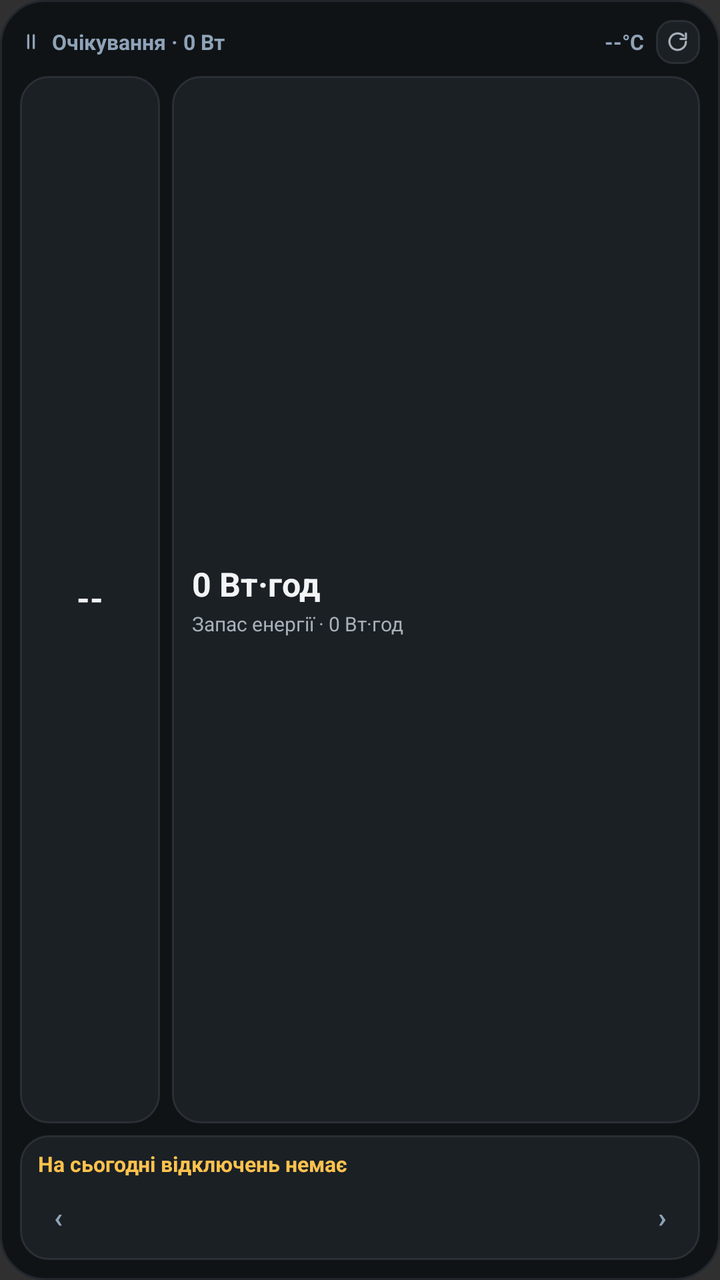
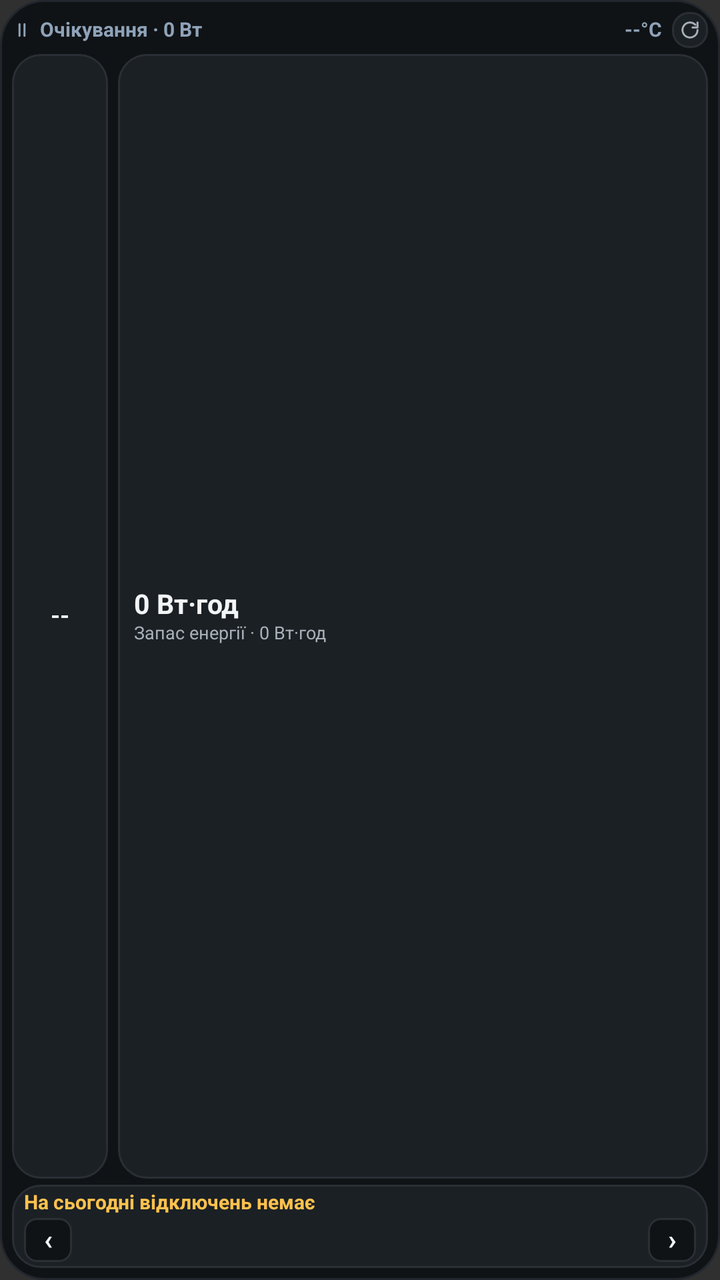

The first picture is an Android layout as it rendered before a commit; the second is the same layout after the commit. The layout source and the unified diff follow.
<!-- AndroidManifest.xml: application theme Theme.AppCompat.NoActionBar -->
<!-- res/layout/widget_marstek_medium.xml -->
<?xml version="1.0" encoding="utf-8"?>
<LinearLayout xmlns:android="http://schemas.android.com/apk/res/android"
    android:id="@+id/widgetRoot"
    android:layout_width="match_parent"
    android:layout_height="match_parent"
    android:background="@drawable/widget_bg"
    android:orientation="vertical"
    android:padding="10dp">

    
    <LinearLayout
        android:layout_width="match_parent"
        android:layout_height="wrap_content"
        android:gravity="center_vertical"
        android:orientation="horizontal">

        <ImageView
            android:id="@+id/medModeIcon"
            android:layout_width="11dp"
            android:layout_height="11dp"
            android:contentDescription="@null"
            android:src="@drawable/ic_mode_idle" />

        <TextView
            android:id="@+id/medHeaderLeftText"
            android:layout_width="0dp"
            android:layout_height="wrap_content"
            android:layout_marginStart="5dp"
            android:layout_weight="1"
            android:ellipsize="end"
            android:fontFeatureSettings="tnum"
            android:maxLines="1"
            android:text="Очікування · 0 Вт"
            android:textColor="#8FA3B8"
            android:textSize="10.5sp"
            android:textStyle="bold" />

        <TextView
            android:id="@+id/medTempText"
            android:layout_width="wrap_content"
            android:layout_height="wrap_content"
            android:fontFeatureSettings="tnum"
            android:maxLines="1"
            android:text="--°C"
            android:textColor="#8FA3B8"
            android:textSize="10.5sp"
            android:textStyle="bold" />

        <FrameLayout
            android:id="@+id/medRefreshBtn"
            android:layout_width="22dp"
            android:layout_height="22dp"
            android:layout_marginStart="6dp"
            android:background="@drawable/refresh_btn_bg">

            <ImageView
                android:layout_width="11dp"
                android:layout_height="11dp"
                android:layout_gravity="center"
                android:contentDescription="@string/app_name"
                android:src="@drawable/ic_refresh" />
        </FrameLayout>
    </LinearLayout>

    
    <LinearLayout
        android:layout_width="match_parent"
        android:layout_height="0dp"
        android:layout_marginTop="6dp"
        android:layout_weight="1"
        android:orientation="horizontal">

        <FrameLayout
            android:id="@+id/medGaugeContainer"
            android:layout_width="70dp"
            android:layout_height="match_parent"
            android:background="@drawable/widget_card_bg"
            android:padding="7dp">

            <FrameLayout
                android:layout_width="54dp"
                android:layout_height="54dp"
                android:layout_gravity="center">

                <ImageView
                    android:id="@+id/medGaugeImage"
                    android:layout_width="match_parent"
                    android:layout_height="match_parent"
                    android:contentDescription="@null"
                    android:scaleType="fitCenter" />

                <TextView
                    android:id="@+id/medSocText"
                    android:layout_width="match_parent"
                    android:layout_height="match_parent"
                    android:fontFeatureSettings="tnum"
                    android:gravity="center"
                    android:includeFontPadding="false"
                    android:text="--"
                    android:textColor="#F2F4F5"
                    android:textSize="16.5sp"
                    android:textStyle="bold" />
            </FrameLayout>
        </FrameLayout>

        <LinearLayout
            android:id="@+id/medInfoContainer"
            android:layout_width="0dp"
            android:layout_height="match_parent"
            android:layout_marginStart="6dp"
            android:layout_weight="1"
            android:background="@drawable/widget_card_bg"
            android:gravity="center_vertical"
            android:orientation="vertical"
            android:paddingStart="10dp"
            android:paddingTop="6dp"
            android:paddingEnd="10dp"
            android:paddingBottom="6dp">

            <TextView
                android:id="@+id/medPrimaryDuration"
                android:layout_width="match_parent"
                android:layout_height="wrap_content"
                android:ellipsize="end"
                android:fontFeatureSettings="tnum"
                android:maxLines="1"
                android:text="0 Вт·год"
                android:textColor="#F2F4F5"
                android:textSize="16.5sp"
                android:textStyle="bold" />

            <TextView
                android:id="@+id/medSecondaryMeta"
                android:layout_width="match_parent"
                android:layout_height="wrap_content"
                android:layout_marginTop="2dp"
                android:ellipsize="end"
                android:fontFeatureSettings="tnum"
                android:maxLines="1"
                android:text="Запас енергії · 0 Вт·год"
                android:textColor="#A8B0B8"
                android:textSize="10sp" />
        </LinearLayout>
    </LinearLayout>

    
    <LinearLayout
        android:layout_width="match_parent"
        android:layout_height="wrap_content"
        android:layout_marginTop="6dp"
        android:background="@drawable/widget_card_bg"
        android:orientation="vertical"
        android:paddingStart="9dp"
        android:paddingTop="7dp"
        android:paddingEnd="9dp"
        android:paddingBottom="7dp">

        <LinearLayout
            android:layout_width="match_parent"
            android:layout_height="wrap_content"
            android:gravity="center_vertical"
            android:orientation="horizontal">

            <TextView
                android:id="@+id/medOutageHeadline"
                android:layout_width="0dp"
                android:layout_height="wrap_content"
                android:layout_weight="1"
                android:ellipsize="end"
                android:fontFeatureSettings="tnum"
                android:maxLines="1"
                android:text="На сьогодні відключень немає"
                android:textColor="#FFC24D"
                android:textSize="10.5sp"
                android:textStyle="bold" />

            <TextView
                android:id="@+id/medDayToggleBtn"
                android:layout_width="wrap_content"
                android:layout_height="wrap_content"
                android:layout_marginStart="6dp"
                android:background="@drawable/pill_day_inactive"
                android:paddingStart="7dp"
                android:paddingTop="2dp"
                android:paddingEnd="7dp"
                android:paddingBottom="2dp"
                android:text="Завтра ▸"
                android:textColor="#A8B0B8"
                android:textSize="9.5sp"
                android:textStyle="bold"
                android:visibility="gone" />

            <TextView
                android:id="@+id/medOutageRangeText"
                android:layout_width="wrap_content"
                android:layout_height="wrap_content"
                android:layout_marginStart="6dp"
                android:fontFeatureSettings="tnum"
                android:maxLines="1"
                android:text=""
                android:textColor="#A8B0B8"
                android:textSize="10sp"
                android:visibility="gone" />
        </LinearLayout>

        <LinearLayout
            android:layout_width="match_parent"
            android:layout_height="wrap_content"
            android:layout_marginTop="5dp"
            android:gravity="center_vertical"
            android:orientation="horizontal">

            <TextView
                android:id="@+id/medPrevWindowBtn"
                android:layout_width="20dp"
                android:layout_height="28dp"
                android:gravity="center"
                android:text="‹"
                android:textColor="#8FA3B8"
                android:textSize="14sp"
                android:textStyle="bold" />

            <ImageView
                android:id="@+id/medOutageBarImage"
                android:layout_width="0dp"
                android:layout_height="29dp"
                android:layout_weight="1"
                android:contentDescription="@null"
                android:scaleType="fitXY" />

            <TextView
                android:id="@+id/medNextWindowBtn"
                android:layout_width="20dp"
                android:layout_height="28dp"
                android:gravity="center"
                android:text="›"
                android:textColor="#8FA3B8"
                android:textSize="14sp"
                android:textStyle="bold" />
        </LinearLayout>
    </LinearLayout>

</LinearLayout>
<!-- resources referenced by this layout -->
<resources>
  <!-- drawable ic_mode_idle (drawable) -->
  <?xml version="1.0" encoding="utf-8"?>
  <vector xmlns:android="http://schemas.android.com/apk/res/android"
      android:width="14dp"
      android:height="14dp"
      android:viewportWidth="24"
      android:viewportHeight="24">
      <path
          android:fillColor="#00000000"
          android:pathData="M9,5v14M15,5v14"
          android:strokeColor="#8FA3B8"
          android:strokeLineCap="round"
          android:strokeLineJoin="round"
          android:strokeWidth="2.4" />
  </vector>
  <!-- drawable ic_refresh (drawable) -->
  <?xml version="1.0" encoding="utf-8"?>
  <vector xmlns:android="http://schemas.android.com/apk/res/android"
      android:width="16dp"
      android:height="16dp"
      android:viewportWidth="24"
      android:viewportHeight="24">
      <path
          android:fillColor="#00000000"
          android:pathData="M21,12a9,9 0,1 1,-2.64 -6.36"
          android:strokeColor="#A8B0B8"
          android:strokeLineCap="round"
          android:strokeLineJoin="round"
          android:strokeWidth="2.3" />
      <path
          android:fillColor="#00000000"
          android:pathData="M21,3v6h-6"
          android:strokeColor="#A8B0B8"
          android:strokeLineCap="round"
          android:strokeLineJoin="round"
          android:strokeWidth="2.3" />
  </vector>
  <!-- drawable pill_day_inactive (drawable) -->
  <?xml version="1.0" encoding="utf-8"?>
  <shape xmlns:android="http://schemas.android.com/apk/res/android"
      android:shape="rectangle">
      <solid android:color="#101316" />
      <corners android:radius="6dp" />
      <stroke
          android:width="1dp"
          android:color="#2A2F35" />
  </shape>
  <!-- drawable refresh_btn_bg (drawable) -->
  <?xml version="1.0" encoding="utf-8"?>
  <shape xmlns:android="http://schemas.android.com/apk/res/android"
      android:shape="rectangle">
      <solid android:color="#1B2025" />
      <corners android:radius="8dp" />
      <stroke
          android:width="1dp"
          android:color="#2A2F35" />
  </shape>
  <!-- drawable widget_bg (drawable) -->
  <?xml version="1.0" encoding="utf-8"?>
  <shape xmlns:android="http://schemas.android.com/apk/res/android"
      android:shape="rectangle">
      <solid android:color="#101316" />
      <corners android:radius="22dp" />
      <stroke
          android:width="1dp"
          android:color="#22272E" />
  </shape>
  <!-- drawable widget_card_bg (drawable) -->
  <?xml version="1.0" encoding="utf-8"?>
  <shape xmlns:android="http://schemas.android.com/apk/res/android"
      android:shape="rectangle">
      <solid android:color="#1B2025" />
      <corners android:radius="14dp" />
      <stroke
          android:width="1dp"
          android:color="#2A2F35" />
  </shape>
  <string name="app_name">Marstek Venus Widget</string>
</resources>

<!-- the commit's change to res/layout/widget_marstek_medium.xml (unified diff, before → after) -->
@@ -5,7 +5,7 @@
     android:layout_height="match_parent"
     android:background="@drawable/widget_bg"
     android:orientation="vertical"
-    android:padding="10dp">
+    android:padding="6dp">
 
     
     <LinearLayout
@@ -16,8 +16,8 @@
 
         <ImageView
             android:id="@+id/medModeIcon"
-            android:layout_width="11dp"
-            android:layout_height="11dp"
+            android:layout_width="10dp"
+            android:layout_height="10dp"
             android:contentDescription="@null"
             android:src="@drawable/ic_mode_idle" />
 
@@ -25,14 +25,15 @@
             android:id="@+id/medHeaderLeftText"
             android:layout_width="0dp"
             android:layout_height="wrap_content"
-            android:layout_marginStart="5dp"
+            android:layout_marginStart="4dp"
             android:layout_weight="1"
             android:ellipsize="end"
             android:fontFeatureSettings="tnum"
+            android:includeFontPadding="false"
             android:maxLines="1"
             android:text="Очікування · 0 Вт"
             android:textColor="#8FA3B8"
-            android:textSize="10.5sp"
+            android:textSize="10sp"
             android:textStyle="bold" />
 
         <TextView
@@ -40,22 +41,23 @@
             android:layout_width="wrap_content"
             android:layout_height="wrap_content"
             android:fontFeatureSettings="tnum"
+            android:includeFontPadding="false"
             android:maxLines="1"
             android:text="--°C"
             android:textColor="#8FA3B8"
-            android:textSize="10.5sp"
+            android:textSize="10sp"
             android:textStyle="bold" />
 
         <FrameLayout
             android:id="@+id/medRefreshBtn"
-            android:layout_width="22dp"
-            android:layout_height="22dp"
-            android:layout_marginStart="6dp"
+            android:layout_width="18dp"
+            android:layout_height="18dp"
+            android:layout_marginStart="5dp"
             android:background="@drawable/refresh_btn_bg">
 
             <ImageView
-                android:layout_width="11dp"
-                android:layout_height="11dp"
+                android:layout_width="10dp"
+                android:layout_height="10dp"
                 android:layout_gravity="center"
                 android:contentDescription="@string/app_name"
                 android:src="@drawable/ic_refresh" />
@@ -66,20 +68,20 @@
     <LinearLayout
         android:layout_width="match_parent"
         android:layout_height="0dp"
-        android:layout_marginTop="6dp"
+        android:layout_marginTop="3dp"
         android:layout_weight="1"
         android:orientation="horizontal">
 
         <FrameLayout
             android:id="@+id/medGaugeContainer"
-            android:layout_width="70dp"
+            android:layout_width="48dp"
             android:layout_height="match_parent"
             android:background="@drawable/widget_card_bg"
-            android:padding="7dp">
+            android:padding="2dp">
 
             <FrameLayout
-                android:layout_width="54dp"
-                android:layout_height="54dp"
+                android:layout_width="36dp"
+                android:layout_height="36dp"
                 android:layout_gravity="center">
 
                 <ImageView
@@ -98,7 +100,7 @@
                     android:includeFontPadding="false"
                     android:text="--"
                     android:textColor="#F2F4F5"
-                    android:textSize="16.5sp"
+                    android:textSize="12sp"
                     android:textStyle="bold" />
             </FrameLayout>
         </FrameLayout>
@@ -107,15 +109,15 @@
             android:id="@+id/medInfoContainer"
             android:layout_width="0dp"
             android:layout_height="match_parent"
-            android:layout_marginStart="6dp"
+            android:layout_marginStart="5dp"
             android:layout_weight="1"
             android:background="@drawable/widget_card_bg"
             android:gravity="center_vertical"
             android:orientation="vertical"
-            android:paddingStart="10dp"
-            android:paddingTop="6dp"
-            android:paddingEnd="10dp"
-            android:paddingBottom="6dp">
+            android:paddingStart="8dp"
+            android:paddingTop="2dp"
+            android:paddingEnd="8dp"
+            android:paddingBottom="2dp">
 
             <TextView
                 android:id="@+id/medPrimaryDuration"
@@ -123,23 +125,25 @@
                 android:layout_height="wrap_content"
                 android:ellipsize="end"
                 android:fontFeatureSettings="tnum"
+                android:includeFontPadding="false"
                 android:maxLines="1"
                 android:text="0 Вт·год"
                 android:textColor="#F2F4F5"
-                android:textSize="16.5sp"
+                android:textSize="13.5sp"
                 android:textStyle="bold" />
 
             <TextView
                 android:id="@+id/medSecondaryMeta"
                 android:layout_width="match_parent"
                 android:layout_height="wrap_content"
-                android:layout_marginTop="2dp"
+                android:layout_marginTop="1dp"
                 android:ellipsize="end"
                 android:fontFeatureSettings="tnum"
+                android:includeFontPadding="false"
                 android:maxLines="1"
                 android:text="Запас енергії · 0 Вт·год"
                 android:textColor="#A8B0B8"
-                android:textSize="10sp" />
+                android:textSize="9sp" />
         </LinearLayout>
     </LinearLayout>
 
@@ -147,13 +151,13 @@
     <LinearLayout
         android:layout_width="match_parent"
         android:layout_height="wrap_content"
-        android:layout_marginTop="6dp"
+        android:layout_marginTop="3dp"
         android:background="@drawable/widget_card_bg"
         android:orientation="vertical"
-        android:paddingStart="9dp"
-        android:paddingTop="7dp"
-        android:paddingEnd="9dp"
-        android:paddingBottom="7dp">
+        android:paddingStart="6dp"
+        android:paddingTop="3dp"
+        android:paddingEnd="6dp"
+        android:paddingBottom="3dp">
 
         <LinearLayout
             android:layout_width="match_parent"
@@ -168,25 +172,27 @@
                 android:layout_weight="1"
                 android:ellipsize="end"
                 android:fontFeatureSettings="tnum"
+                android:includeFontPadding="false"
                 android:maxLines="1"
                 android:text="На сьогодні відключень немає"
                 android:textColor="#FFC24D"
-                android:textSize="10.5sp"
+                android:textSize="10sp"
                 android:textStyle="bold" />
 
             <TextView
                 android:id="@+id/medDayToggleBtn"
                 android:layout_width="wrap_content"
                 android:layout_height="wrap_content"
-                android:layout_marginStart="6dp"
+                android:layout_marginStart="5dp"
                 android:background="@drawable/pill_day_inactive"
-                android:paddingStart="7dp"
+                android:includeFontPadding="false"
+                android:paddingStart="6dp"
                 android:paddingTop="2dp"
-                android:paddingEnd="7dp"
+                android:paddingEnd="6dp"
                 android:paddingBottom="2dp"
                 android:text="Завтра ▸"
                 android:textColor="#A8B0B8"
-                android:textSize="9.5sp"
+                android:textSize="9sp"
                 android:textStyle="bold"
                 android:visibility="gone" />
 
@@ -194,47 +200,54 @@
                 android:id="@+id/medOutageRangeText"
                 android:layout_width="wrap_content"
                 android:layout_height="wrap_content"
-                android:layout_marginStart="6dp"
-                android:fontFeatureSettings="tnum"
+                android:layout_marginStart="5dp"
+                android:fontFeatureSettings="tnum"
+                android:includeFontPadding="false"
                 android:maxLines="1"
                 android:text=""
                 android:textColor="#A8B0B8"
-                android:textSize="10sp"
+                android:textSize="9.5sp"
                 android:visibility="gone" />
         </LinearLayout>
 
         <LinearLayout
             android:layout_width="match_parent"
             android:layout_height="wrap_content"
-            android:layout_marginTop="5dp"
+            android:layout_marginTop="2dp"
             android:gravity="center_vertical"
             android:orientation="horizontal">
 
             <TextView
                 android:id="@+id/medPrevWindowBtn"
-                android:layout_width="20dp"
-                android:layout_height="28dp"
+                android:layout_width="24dp"
+                android:layout_height="22dp"
+                android:background="@drawable/pill_day_inactive"
                 android:gravity="center"
+                android:includeFontPadding="false"
                 android:text="‹"
-                android:textColor="#8FA3B8"
+                android:textColor="#F2F4F5"
                 android:textSize="14sp"
                 android:textStyle="bold" />
 
             <ImageView
                 android:id="@+id/medOutageBarImage"
                 android:layout_width="0dp"
-                android:layout_height="29dp"
+                android:layout_height="22dp"
+                android:layout_marginStart="4dp"
+                android:layout_marginEnd="4dp"
                 android:layout_weight="1"
                 android:contentDescription="@null"
                 android:scaleType="fitXY" />
 
             <TextView
                 android:id="@+id/medNextWindowBtn"
-                android:layout_width="20dp"
-                android:layout_height="28dp"
+                android:layout_width="24dp"
+                android:layout_height="22dp"
+                android:background="@drawable/pill_day_inactive"
                 android:gravity="center"
+                android:includeFontPadding="false"
                 android:text="›"
-                android:textColor="#8FA3B8"
+                android:textColor="#F2F4F5"
                 android:textSize="14sp"
                 android:textStyle="bold" />
         </LinearLayout>
